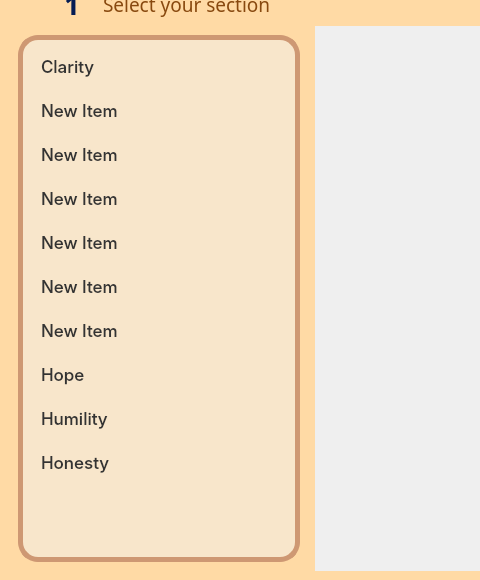
First picture: the form in CAI_PyQt/CAI_Student/UI/FormLogin.ui, repository CPG19040/CPG19040, before the edit; both pictures show x 0 to 480 and y 85 to 665 of the 968 by 665 pixel window.
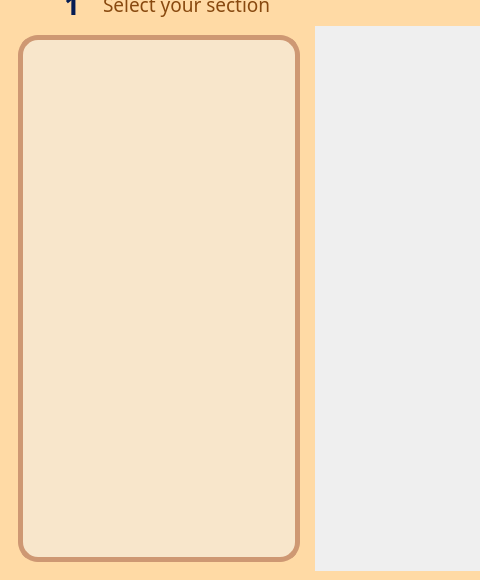
Second picture: the form after the edit. Icons and pictures are not drawn.

What changed in the file:
```diff
--- a/CAI_PyQt/CAI_Student/UI/FormLogin.ui
+++ b/CAI_PyQt/CAI_Student/UI/FormLogin.ui
@@ -409,56 +409,6 @@
             <property name="spacing">
              <number>5</number>
             </property>
-            <item>
-             <property name="text">
-              <string>Clarity</string>
-             </property>
-            </item>
-            <item>
-             <property name="text">
-              <string>New Item</string>
-             </property>
-            </item>
-            <item>
-             <property name="text">
-              <string>New Item</string>
-             </property>
-            </item>
-            <item>
-             <property name="text">
-              <string>New Item</string>
-             </property>
-            </item>
-            <item>
-             <property name="text">
-              <string>New Item</string>
-             </property>
-            </item>
-            <item>
-             <property name="text">
-              <string>New Item</string>
-             </property>
-            </item>
-            <item>
-             <property name="text">
-              <string>New Item</string>
-             </property>
-            </item>
-            <item>
-             <property name="text">
-              <string>Hope</string>
-             </property>
-            </item>
-            <item>
-             <property name="text">
-              <string>Humility</string>
-             </property>
-            </item>
-            <item>
-             <property name="text">
-              <string>Honesty</string>
-             </property>
-            </item>
            </widget>
           </item>
          </layout>
```
